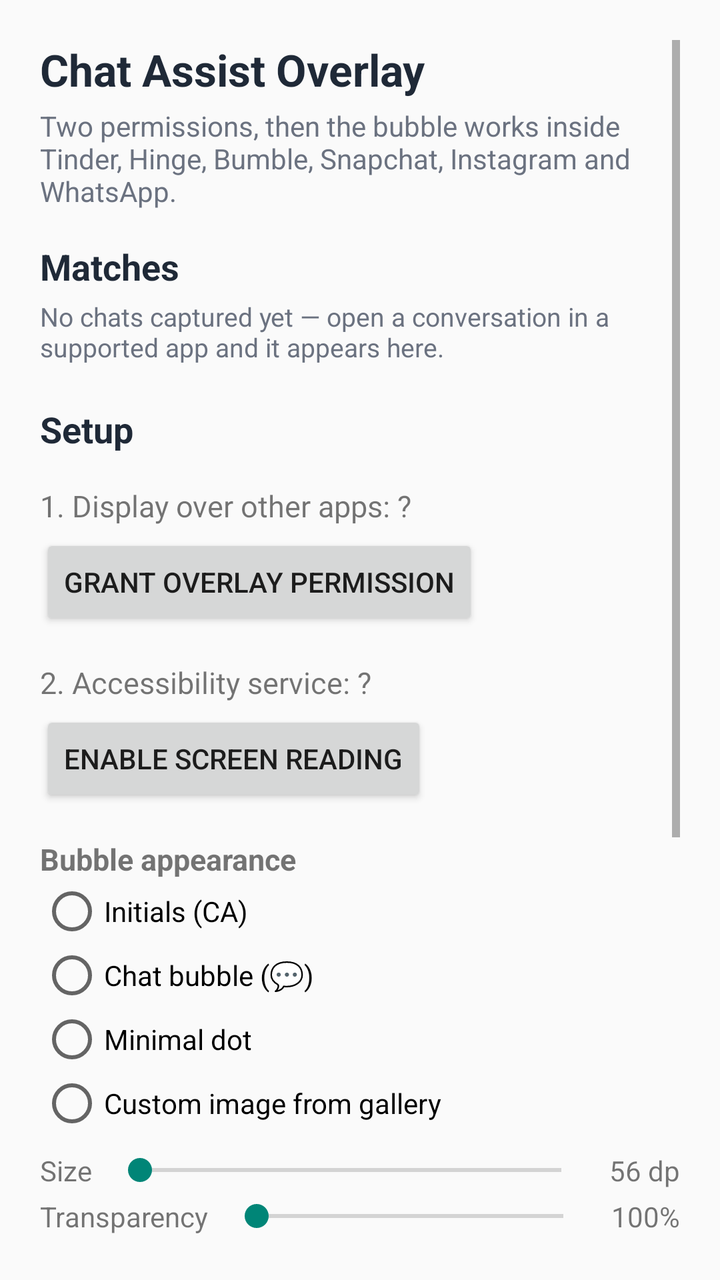
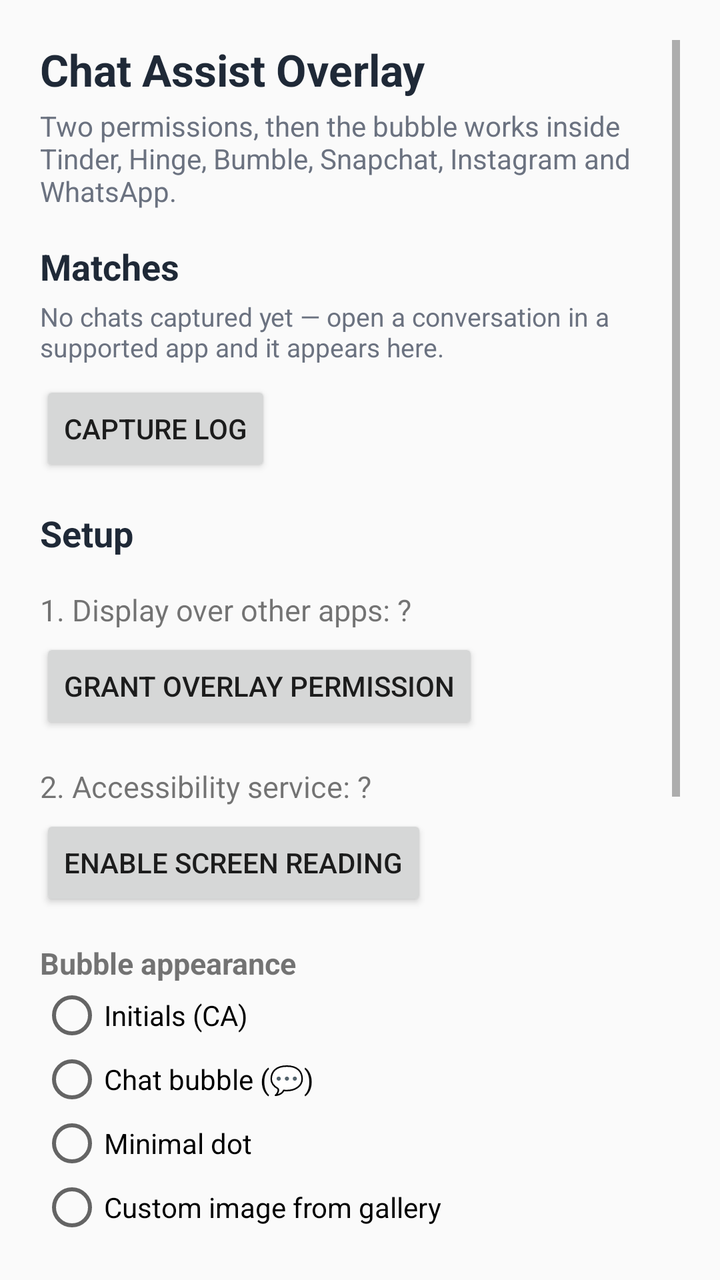

Before-and-after screenshots of an Android layout around one commit, followed by the original layout XML and the change that was made.
<!-- AndroidManifest.xml: application theme Theme.ChatAssist -->
<!-- res/layout/activity_main.xml -->
<?xml version="1.0" encoding="utf-8"?>
<ScrollView xmlns:android="http://schemas.android.com/apk/res/android"
    android:layout_width="match_parent"
    android:layout_height="match_parent"
    android:padding="20dp">

    <LinearLayout
        android:layout_width="match_parent"
        android:layout_height="wrap_content"
        android:orientation="vertical">

        <TextView
            android:layout_width="wrap_content"
            android:layout_height="wrap_content"
            android:text="Chat Assist Overlay"
            android:textColor="@color/ink"
            android:textSize="22sp"
            android:textStyle="bold" />

        <TextView
            android:layout_width="wrap_content"
            android:layout_height="wrap_content"
            android:layout_marginTop="4dp"
            android:text="Two permissions, then the bubble works inside Tinder, Hinge, Bumble, Snapchat, Instagram and WhatsApp."
            android:textColor="#6B7280"
            android:textSize="14sp" />

        <TextView
            android:layout_width="wrap_content"
            android:layout_height="wrap_content"
            android:layout_marginTop="16dp"
            android:text="Matches"
            android:textColor="@color/ink"
            android:textSize="18sp"
            android:textStyle="bold" />

        <TextView
            android:id="@+id/matchEmptyHint"
            android:layout_width="wrap_content"
            android:layout_height="wrap_content"
            android:layout_marginTop="4dp"
            android:text="No chats captured yet — open a conversation in a supported app and it appears here."
            android:textColor="#6B7280"
            android:textSize="13sp" />

        <LinearLayout
            android:id="@+id/matchList"
            android:layout_width="match_parent"
            android:layout_height="wrap_content"
            android:layout_marginTop="4dp"
            android:orientation="vertical" />

        <TextView
            android:layout_width="wrap_content"
            android:layout_height="wrap_content"
            android:layout_marginTop="16dp"
            android:text="Setup"
            android:textColor="@color/ink"
            android:textSize="18sp"
            android:textStyle="bold" />

        <TextView
            android:id="@+id/statusOverlay"
            android:layout_width="wrap_content"
            android:layout_height="wrap_content"
            android:layout_marginTop="16dp"
            android:text="1. Display over other apps: ?"
            android:textSize="15sp" />

        <Button
            android:id="@+id/btnOverlay"
            android:layout_width="wrap_content"
            android:layout_height="wrap_content"
            android:layout_marginTop="4dp"
            android:text="Grant overlay permission" />

        <TextView
            android:id="@+id/statusA11y"
            android:layout_width="wrap_content"
            android:layout_height="wrap_content"
            android:layout_marginTop="16dp"
            android:text="2. Accessibility service: ?"
            android:textSize="15sp" />

        <Button
            android:id="@+id/btnA11y"
            android:layout_width="wrap_content"
            android:layout_height="wrap_content"
            android:layout_marginTop="4dp"
            android:text="Enable screen reading" />

        <TextView
            android:layout_width="wrap_content"
            android:layout_height="wrap_content"
            android:layout_marginTop="16dp"
            android:text="Bubble appearance"
            android:textSize="15sp"
            android:textStyle="bold" />

        <RadioGroup
            android:id="@+id/iconGroup"
            android:layout_width="match_parent"
            android:layout_height="wrap_content"
            android:orientation="vertical">

            <RadioButton
                android:id="@+id/radioInitials"
                android:layout_width="wrap_content"
                android:layout_height="wrap_content"
                android:text="Initials (CA)" />

            <RadioButton
                android:id="@+id/radioChat"
                android:layout_width="wrap_content"
                android:layout_height="wrap_content"
                android:text="Chat bubble (💬)" />

            <RadioButton
                android:id="@+id/radioDot"
                android:layout_width="wrap_content"
                android:layout_height="wrap_content"
                android:text="Minimal dot" />

            <RadioButton
                android:id="@+id/radioCustom"
                android:layout_width="wrap_content"
                android:layout_height="wrap_content"
                android:text="Custom image from gallery" />
        </RadioGroup>

        <LinearLayout
            android:layout_width="match_parent"
            android:layout_height="wrap_content"
            android:layout_marginTop="8dp"
            android:gravity="center_vertical"
            android:orientation="horizontal">

            <TextView
                android:layout_width="wrap_content"
                android:layout_height="wrap_content"
                android:text="Size"
                android:textSize="14sp" />

            <SeekBar
                android:id="@+id/sizeSeek"
                android:layout_width="0dp"
                android:layout_height="wrap_content"
                android:layout_marginStart="8dp"
                android:layout_weight="1" />

            <TextView
                android:id="@+id/sizeValue"
                android:layout_width="wrap_content"
                android:layout_height="wrap_content"
                android:layout_marginStart="8dp"
                android:text="56 dp"
                android:textSize="14sp" />
        </LinearLayout>

        <LinearLayout
            android:layout_width="match_parent"
            android:layout_height="wrap_content"
            android:layout_marginTop="4dp"
            android:gravity="center_vertical"
            android:orientation="horizontal">

            <TextView
                android:layout_width="wrap_content"
                android:layout_height="wrap_content"
                android:text="Transparency"
                android:textSize="14sp" />

            <SeekBar
                android:id="@+id/alphaSeek"
                android:layout_width="0dp"
                android:layout_height="wrap_content"
                android:layout_marginStart="8dp"
                android:layout_weight="1" />

            <TextView
                android:id="@+id/alphaValue"
                android:layout_width="wrap_content"
                android:layout_height="wrap_content"
                android:layout_marginStart="8dp"
                android:text="100%"
                android:textSize="14sp" />
        </LinearLayout>

        <LinearLayout
            android:layout_width="match_parent"
            android:layout_height="wrap_content"
            android:layout_marginTop="4dp"
            android:gravity="center_vertical"
            android:orientation="horizontal">

            <TextView
                android:layout_width="wrap_content"
                android:layout_height="wrap_content"
                android:text="Panel opacity"
                android:textSize="14sp" />

            <SeekBar
                android:id="@+id/panelAlphaSeek"
                android:layout_width="0dp"
                android:layout_height="wrap_content"
                android:layout_marginStart="8dp"
                android:layout_weight="1" />

            <TextView
                android:id="@+id/panelAlphaValue"
                android:layout_width="wrap_content"
                android:layout_height="wrap_content"
                android:layout_marginStart="8dp"
                android:text="80%"
                android:textSize="14sp" />
        </LinearLayout>

        <TextView
            android:layout_width="wrap_content"
            android:layout_height="wrap_content"
            android:layout_marginTop="4dp"
            android:text="Start enables when the bubble isn't running, or after you change appearance above."
            android:textColor="#6B7280"
            android:textSize="13sp" />

        <TextView
            android:layout_width="wrap_content"
            android:layout_height="wrap_content"
            android:layout_marginTop="16dp"
            android:text="Automation"
            android:textSize="15sp"
            android:textStyle="bold" />

        <androidx.appcompat.widget.SwitchCompat
            android:id="@+id/autoPasteSwitch"
            android:layout_width="wrap_content"
            android:layout_height="wrap_content"
            android:layout_marginTop="4dp"
            android:text="Tap suggestion pastes it into the chat input"
            android:textSize="14sp" />

        <TextView
            android:layout_width="wrap_content"
            android:layout_height="wrap_content"
            android:layout_marginTop="2dp"
            android:text="You always press send yourself. Off = tap copies to clipboard."
            android:textColor="#6B7280"
            android:textSize="13sp" />

        <Button
            android:id="@+id/btnStart"
            android:layout_width="wrap_content"
            android:layout_height="wrap_content"
            android:layout_marginTop="12dp"
            android:text="Start bubble" />

        <Button
            android:id="@+id/btnTest"
            android:layout_width="wrap_content"
            android:layout_height="wrap_content"
            android:layout_marginTop="8dp"
            android:text="Send test suggestion request" />

        <TextView
            android:id="@+id/testResult"
            android:layout_width="wrap_content"
            android:layout_height="wrap_content"
            android:layout_marginTop="8dp"
            android:text=""
            android:textSize="14sp" />

        <TextView
            android:id="@+id/versionFooter"
            android:layout_width="wrap_content"
            android:layout_height="wrap_content"
            android:layout_gravity="center_horizontal"
            android:layout_marginTop="24dp"
            android:textColor="#9CA3AF"
            android:textSize="12sp" />
    </LinearLayout>
</ScrollView>
<!-- resources referenced by this layout -->
<resources>
  <color name="ink">#1F2937</color>
  <style name="Theme.ChatAssist" parent="Theme.AppCompat.Light.NoActionBar">
          <item name="colorPrimary">@color/brand</item>
          <item name="colorPrimaryDark">@color/brand_dark</item>
          <item name="android:windowBackground">@color/paper</item>
      </style>
  <color name="brand">#DB2777</color>
  <color name="brand_dark">#9D174D</color>
  <color name="paper">#FAFAFA</color>
</resources>

<!-- the commit's change to res/layout/activity_main.xml (unified diff, before → after) -->
@@ -49,6 +49,13 @@
             android:layout_height="wrap_content"
             android:layout_marginTop="4dp"
             android:orientation="vertical" />
+
+        <Button
+            android:id="@+id/btnCaptureLog"
+            android:layout_width="wrap_content"
+            android:layout_height="wrap_content"
+            android:layout_marginTop="4dp"
+            android:text="Capture log" />
 
         <TextView
             android:layout_width="wrap_content"
